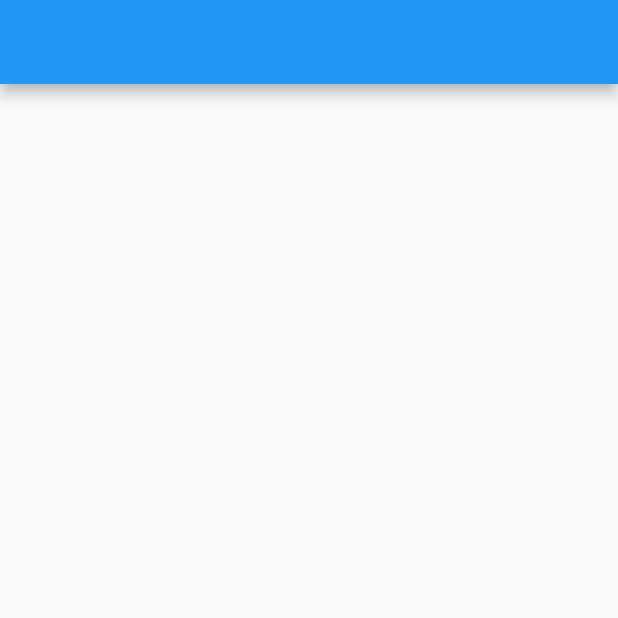
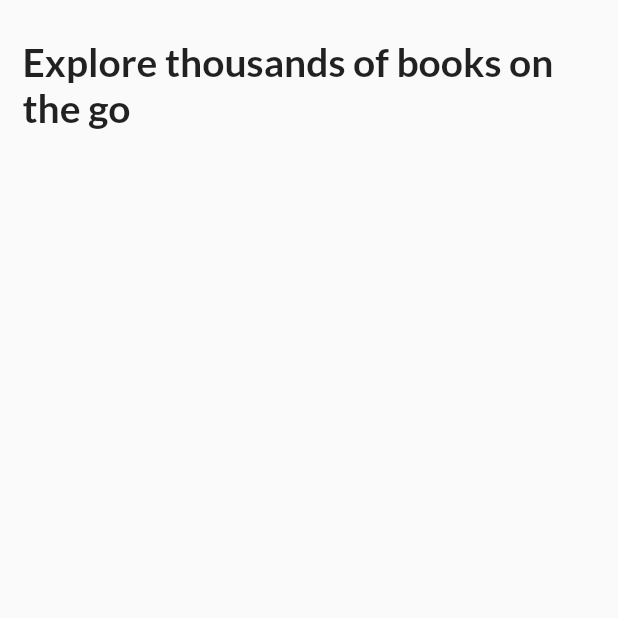
Before and after one commit to JamiuJimoh/g_books, a Flutter app: the screen it shows once a user with an empty profile is signed in, on a phone screen of 412 x 824 dp, the top half of it. Run offline on Flutter 3.47's test engine with Material 2 defaults, Android fonts, the phone set to English and light mode, and no system bars; our stand-ins replace firebase_auth, firebase_core, google_fonts, google_sign_in; accounts and stored records are empty.

Commit message:
initial commit of the HomePage screen

```diff
--- a/lib/main.dart
+++ b/lib/main.dart
@@ -1,5 +1,6 @@
 import 'package:firebase_core/firebase_core.dart';
 import 'package:flutter/material.dart';
+import 'package:google_fonts/google_fonts.dart';
 import 'package:provider/provider.dart';
 
 import 'landing_page.dart';
@@ -22,6 +23,9 @@ class MyApp extends StatelessWidget {
         title: 'Flutter Demo',
         theme: ThemeData(
           primaryColor: Colors.lightBlue[300],
+          textTheme: GoogleFonts.latoTextTheme(
+            Theme.of(context).textTheme,
+          ),
         ),
         home: const LandingPage(),
       ),
--- a/lib/presentation/screens/home/home_page.dart
+++ b/lib/presentation/screens/home/home_page.dart
@@ -9,8 +9,24 @@ class HomePage extends StatelessWidget {
 
   @override
   Widget build(BuildContext context) {
-    return Scaffold(
-      appBar: AppBar(),
+    return SafeArea(
+      child: Scaffold(
+        body: Padding(
+          padding: const EdgeInsets.symmetric(vertical: 10, horizontal: 15.0),
+          child: Column(
+            children: [
+              const SizedBox(height: 15.0),
+              Text(
+                'Explore thousands of books on the go',
+                style: Theme.of(context).textTheme.bodyText1?.copyWith(
+                      fontSize: 26.0,
+                      fontWeight: FontWeight.bold,
+                    ),
+              ),
+            ],
+          ),
+        ),
+      ),
     );
   }
 }
```
